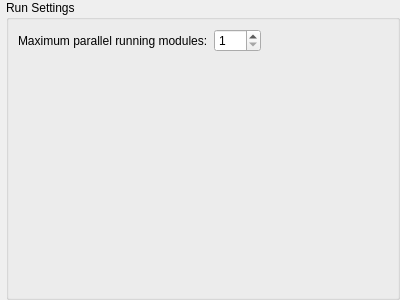
Above: Applications/ctkCommandLineModuleExplorer/ctkCmdLineModuleExplorerGeneralModuleSettings.ui from commontk/CTK before the change. Below: the same form after it.
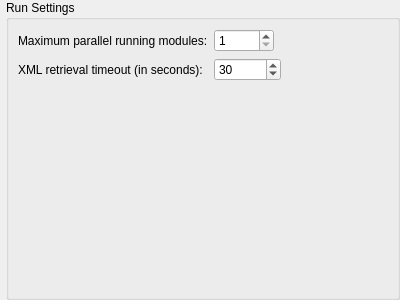
That is the form after the change.

Commit message: Added timeout handling for command line modules.

```diff
--- a/Applications/ctkCommandLineModuleExplorer/ctkCmdLineModuleExplorerGeneralModuleSettings.ui
+++ b/Applications/ctkCommandLineModuleExplorer/ctkCmdLineModuleExplorerGeneralModuleSettings.ui
@@ -32,15 +32,15 @@
       <string>Run Settings</string>
      </property>
      <layout class="QGridLayout" name="gridLayout">
-      <item row="1" column="0">
-       <spacer name="verticalSpacer">
+      <item row="0" column="2">
+       <spacer name="horizontalSpacer">
         <property name="orientation">
-         <enum>Qt::Vertical</enum>
+         <enum>Qt::Horizontal</enum>
         </property>
         <property name="sizeHint" stdset="0">
          <size>
-          <width>20</width>
-          <height>40</height>
+          <width>40</width>
+          <height>20</height>
          </size>
         </property>
        </spacer>
@@ -74,19 +74,39 @@
         </property>
        </widget>
       </item>
-      <item row="0" column="2">
-       <spacer name="horizontalSpacer">
+      <item row="2" column="0">
+       <spacer name="verticalSpacer">
         <property name="orientation">
-         <enum>Qt::Horizontal</enum>
+         <enum>Qt::Vertical</enum>
         </property>
         <property name="sizeHint" stdset="0">
          <size>
-          <width>40</width>
-          <height>20</height>
+          <width>20</width>
+          <height>40</height>
          </size>
         </property>
        </spacer>
       </item>
+      <item row="1" column="0">
+       <widget class="QLabel" name="label_2">
+        <property name="text">
+         <string>XML retrieval timeout (in seconds):</string>
+        </property>
+       </widget>
+      </item>
+      <item row="1" column="1">
+       <widget class="QSpinBox" name="XmlTimeout">
+        <property name="minimum">
+         <number>-1</number>
+        </property>
+        <property name="maximum">
+         <number>999999999</number>
+        </property>
+        <property name="value">
+         <number>30</number>
+        </property>
+       </widget>
+      </item>
      </layout>
     </widget>
    </item>
```
The commit also changes 25 other files.
